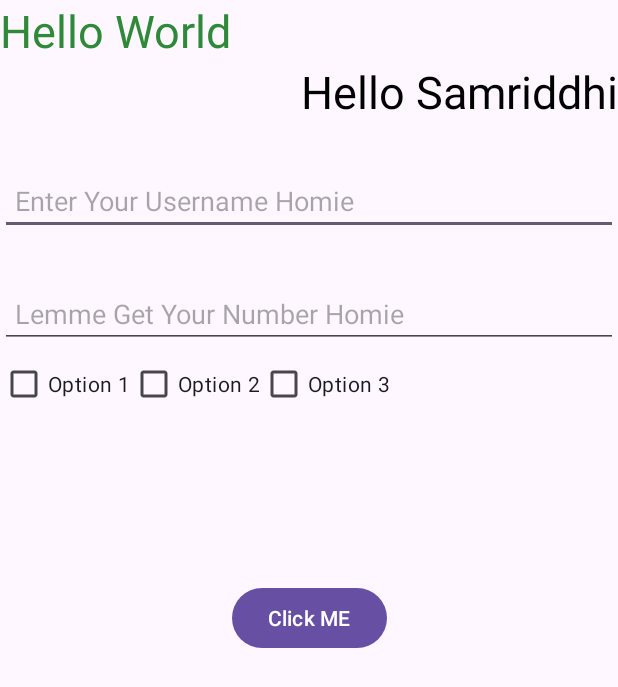
After one commit to JivanKadel/android_basics_pratik, an Android app: the layout activity_constraint_layout.xml on its own in the app's theme, with its tools: preview values and no code run, on a phone screen of 412 x 824 dp. The commit adds this screen. Shown: the top 687 px of the screen. Run offline under Robolectric (Android 15) with nearby library versions, the phone set to English and light mode, and no system bars.

Commit message:
Event handling, constraint layout

```diff
--- /dev/null
+++ b/app/src/main/res/layout/activity_constraint_layout.xml
@@ -0,0 +1,91 @@
+<?xml version="1.0" encoding="utf-8"?>
+<androidx.constraintlayout.widget.ConstraintLayout xmlns:android="http://schemas.android.com/apk/res/android"
+    android:layout_width="match_parent"
+    android:layout_height="match_parent"
+    xmlns:app="http://schemas.android.com/apk/res-auto">
+    <TextView
+        android:id="@+id/text1"
+        android:layout_width="wrap_content"
+        android:layout_height="wrap_content"
+        android:text="Hello World"
+        android:textColor="@color/green"
+        android:textSize="30sp"
+        app:layout_constraintStart_toStartOf="parent"
+        app:layout_constraintTop_toTopOf="parent"/>
+
+    <TextView
+        android:id="@+id/text2"
+        android:layout_width="wrap_content"
+        android:layout_height="wrap_content"
+        android:text="Hello Samriddhi"
+        android:textColor="@color/black"
+        app:layout_constraintEnd_toEndOf="parent"
+        app:layout_constraintTop_toBottomOf="@id/text1"
+        android:textSize="30sp"/>
+    <EditText
+        android:layout_width="match_parent"
+        android:layout_height="wrap_content"
+        android:id="@+id/editNameInput"
+        android:inputType="text"
+        android:hint="@string/enter_full_name"
+        app:layout_constraintTop_toBottomOf="@id/text2"
+        android:layout_marginTop="30dp"
+        android:paddingStart="10dp"
+        android:paddingEnd="10dp"/>
+
+    <EditText
+        android:layout_width="match_parent"
+        android:layout_height="wrap_content"
+        android:id="@+id/editPhoneInput"
+        android:hint="@string/phone_input"
+        android:inputType="phone"
+        app:layout_constraintTop_toBottomOf="@id/editNameInput"
+        android:layout_marginTop="30dp"
+        android:paddingStart="10dp"
+        android:paddingEnd="10dp"/>
+
+
+
+        <CheckBox
+            android:id="@+id/checkBox1"
+            android:layout_width="wrap_content"
+            android:layout_height="wrap_content"
+            android:text="Option 1"
+            android:layout_marginEnd="10dp"
+            app:layout_constraintStart_toStartOf="parent"
+            app:layout_constraintTop_toBottomOf="@id/editPhoneInput"
+            />
+        <CheckBox
+            android:id="@+id/checkBox2"
+            android:layout_width="wrap_content"
+            android:layout_height="wrap_content"
+            android:text="Option 2"
+            android:layout_marginEnd="10dp"
+            app:layout_constraintStart_toEndOf="@id/checkBox1"
+            app:layout_constraintTop_toBottomOf="@id/editPhoneInput"
+            />
+        <CheckBox
+            android:layout_width="wrap_content"
+            android:layout_height="wrap_content"
+            app:layout_constraintStart_toEndOf="@id/checkBox2"
+            app:layout_constraintTop_toBottomOf="@id/editPhoneInput"
+            android:text="Option 3"
+            android:layout_marginEnd="10dp"
+            />
+
+
+
+
+    <Button
+        android:layout_width="wrap_content"
+        android:layout_height="wrap_content"
+        android:id="@+id/btn1"
+        android:text="Click ME"
+        app:layout_constraintBottom_toBottomOf="parent"
+        app:layout_constraintStart_toStartOf="parent"
+        app:layout_constraintEnd_toEndOf="parent"
+        app:layout_constraintTop_toTopOf="parent"
+        />
+
+
+</androidx.constraintlayout.widget.ConstraintLayout>
--- a/app/src/main/res/values/strings.xml
+++ b/app/src/main/res/values/strings.xml
@@ -1,4 +1,6 @@
 <resources>
     <string name="app_name">AndroidIntro</string>
     <string name="username">Username</string>
+    <string name="enter_full_name">Enter Your Username Homie</string>
+    <string name="phone_input">Lemme Get Your Number Homie</string>
 </resources>
```
Also changed, not shown: app/src/main/java/com/pratik/androidintro/AbsoluteViewActivity.java (added, +30 -0 lines), app/src/main/java/com/pratik/androidintro/ConstraintLayoutActivity.java (added, +61 -0 lines), app/src/main/res/layout/activity_absolute_layout.xml (added, +41 -0 lines).
